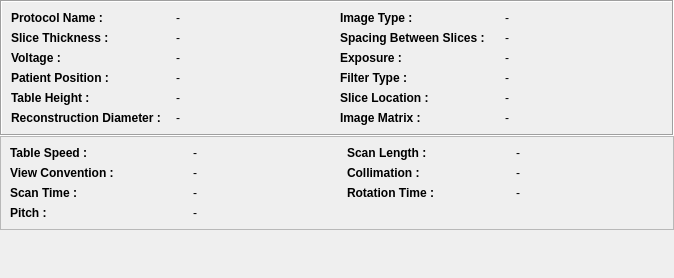
Qt form starviewer/src/core/qdicomdumpcthelixwidgetbase.ui (starviewer-medical/starviewer) before a commit.
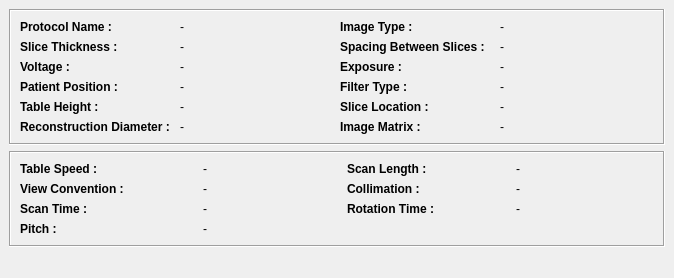
The same form after that commit.

Commit message: ENH: adequació de la GUI degut als canvis entre Qt 4.2 i 4.3

What changed in the file:
```diff
--- a/starviewer/src/core/qdicomdumpcthelixwidgetbase.ui
+++ b/starviewer/src/core/qdicomdumpcthelixwidgetbase.ui
@@ -13,23 +13,11 @@
    <string>Form</string>
   </property>
   <layout class="QGridLayout" >
-   <property name="leftMargin" >
-    <number>0</number>
+   <property name="margin" >
+    <number>9</number>
    </property>
-   <property name="topMargin" >
-    <number>0</number>
-   </property>
-   <property name="rightMargin" >
-    <number>0</number>
-   </property>
-   <property name="bottomMargin" >
-    <number>0</number>
-   </property>
-   <property name="horizontalSpacing" >
-    <number>0</number>
-   </property>
-   <property name="verticalSpacing" >
-    <number>0</number>
+   <property name="spacing" >
+    <number>6</number>
    </property>
    <item row="0" column="0" >
     <widget class="QFrame" name="frame" >
@@ -49,6 +37,12 @@
       <enum>QFrame::Sunken</enum>
      </property>
      <layout class="QGridLayout" >
+      <property name="margin" >
+       <number>9</number>
+      </property>
+      <property name="spacing" >
+       <number>6</number>
+      </property>
       <item row="0" column="0" >
        <widget class="QLabel" name="m_labelProtocolName" >
         <property name="font" >
@@ -316,12 +310,18 @@
       </size>
      </property>
      <property name="frameShape" >
-      <enum>QFrame::StyledPanel</enum>
+      <enum>QFrame::Box</enum>
      </property>
      <property name="frameShadow" >
-      <enum>QFrame::Raised</enum>
+      <enum>QFrame::Sunken</enum>
      </property>
      <layout class="QGridLayout" >
+      <property name="margin" >
+       <number>9</number>
+      </property>
+      <property name="spacing" >
+       <number>6</number>
+      </property>
       <item row="0" column="0" >
        <widget class="QLabel" name="m_labePhilipsTableSpeed" >
         <property name="minimumSize" >
```
The commit also changes 6 other files.
